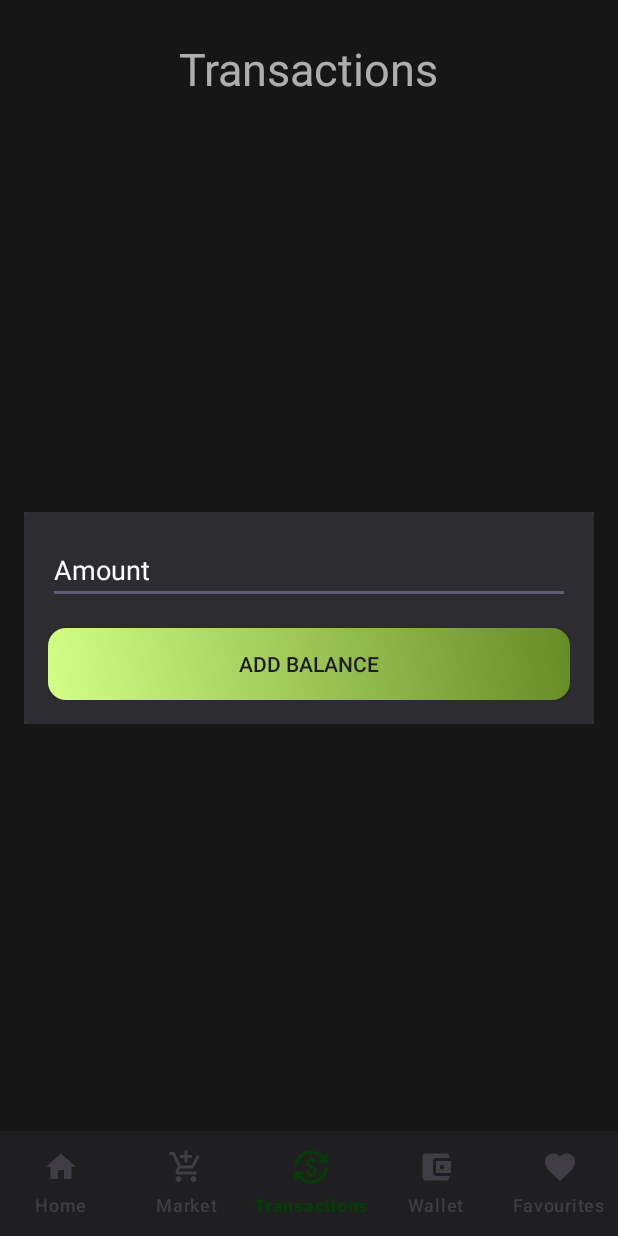
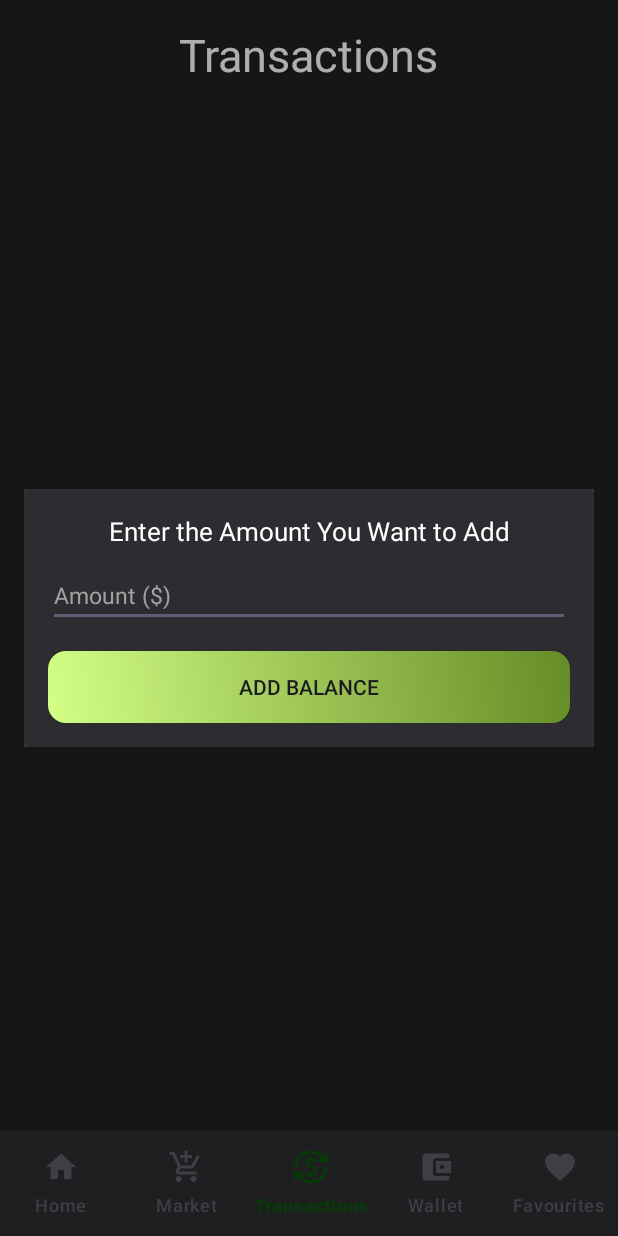
Before and after one commit to Yusuf-Solmaz/CoinCrafter, an Android app: the fragment AddBalanceDialog placed in its activity, item 3 of the bottom bar chosen, on a phone screen of 412 x 824 dp. Run offline under Robolectric (Android 15) with nearby library versions, the phone set to English and light mode, and no system bars; our stand-ins replace Dagger/Hilt's generated code, Firebase (no records; nobody signed in at launch, a user with empty details on screens opened directly), navigation-ui; network calls fail; 1 statement that could not run was skipped.

Commit message:
UI Updates

```diff
--- a/app/src/main/res/layout/dialog_add_balance.xml
+++ b/app/src/main/res/layout/dialog_add_balance.xml
@@ -6,13 +6,24 @@
     android:padding="16dp"
     android:background="@color/bottom_navbar">
 
+    <TextView
+        android:layout_marginBottom="10dp"
+        android:textColor="@color/white"
+        android:gravity="center"
+        android:textSize="17sp"
+        android:id="@+id/textView13"
+        android:layout_width="match_parent"
+        android:layout_height="wrap_content"
+        android:text="Enter the Amount You Want to Add" />
+
     <EditText
         android:textColor="@color/white"
         android:id="@+id/addEditText"
         android:layout_width="match_parent"
         android:layout_height="wrap_content"
-        android:hint="Amount"
-        android:textColorHint="@color/white"
+        android:hint="Amount ($)"
+        android:textSize="15sp"
+        android:textColorHint="@color/grey"
         android:inputType="numberDecimal"
         android:layout_marginBottom="16dp"/>
 
--- a/app/src/main/res/layout/fragment_all_coins.xml
+++ b/app/src/main/res/layout/fragment_all_coins.xml
@@ -25,7 +25,8 @@
         android:id="@+id/textView3"
         android:layout_width="wrap_content"
         android:layout_height="wrap_content"
-        android:text="Market"
+        android:layout_marginTop="16dp"
+        android:text="All Coins"
         android:textColor="@color/white"
         android:textSize="30sp"
         app:layout_constraintEnd_toEndOf="parent"
--- a/app/src/main/res/layout/fragment_market.xml
+++ b/app/src/main/res/layout/fragment_market.xml
@@ -32,12 +32,12 @@
             android:id="@+id/textView4"
             android:layout_width="wrap_content"
             android:layout_height="wrap_content"
-            android:layout_marginTop="15dp"
-            android:text="Top Gainers  Losers"
+            android:layout_marginTop="16dp"
+            android:text="Market"
             android:textColor="@color/white"
             android:textSize="30sp"
             app:layout_constraintEnd_toEndOf="parent"
-            app:layout_constraintHorizontal_bias="0.611"
+            app:layout_constraintHorizontal_bias="0.498"
             app:layout_constraintStart_toStartOf="parent"
             app:layout_constraintTop_toTopOf="parent" />
 
--- a/app/src/main/res/layout/fragment_transactions.xml
+++ b/app/src/main/res/layout/fragment_transactions.xml
@@ -12,7 +12,7 @@
         android:id="@+id/textView11"
         android:layout_width="wrap_content"
         android:layout_height="wrap_content"
-        android:layout_marginTop="25dp"
+        android:layout_marginTop="16dp"
         android:text="Transactions"
         android:textColor="@color/white"
         android:textSize="30sp"
@@ -22,9 +22,11 @@
 
     <androidx.recyclerview.widget.RecyclerView
         android:id="@+id/transactionsRecyclerView"
-        android:layout_width="409dp"
-        android:layout_height="664dp"
-        android:layout_marginTop="10dp"
+        android:layout_width="391dp"
+        android:layout_height="623dp"
+        android:layout_marginTop="50dp"
+        android:layout_marginBottom="10dp"
+        app:layout_constraintBottom_toBottomOf="parent"
         app:layout_constraintEnd_toEndOf="parent"
         app:layout_constraintStart_toStartOf="parent"
         app:layout_constraintTop_toBottomOf="@+id/textView11" />
--- a/app/src/main/res/layout/fragment_wallet.xml
+++ b/app/src/main/res/layout/fragment_wallet.xml
@@ -58,7 +58,7 @@
                         android:layout_height="wrap_content"
                         android:layout_marginTop="16dp"
                         android:text="Total Balance:"
-                        android:textColor="#75737C"
+                        android:textColor="#7A7781"
                         android:textSize="25sp"
                         app:layout_constraintEnd_toEndOf="parent"
                         app:layout_constraintHorizontal_bias="0.497"
```
Also changed, not shown: app/src/main/res/layout/coin_list_cardview.xml (+5 -2 lines), app/src/main/res/layout/dialog_buy_crypto.xml (+12 -1 lines), app/src/main/res/layout/dialog_check_balance.xml (+13 -2 lines), app/src/main/res/layout/dialog_sell_crypto.xml (+13 -1 lines), app/src/main/res/layout/fragment_coin_detail.xml (+54 -22 lines), app/src/main/res/layout/fragment_main_crypto.xml (+8 -6 lines), app/src/main/res/layout/transactions_cardview_row.xml (+5 -4 lines).
